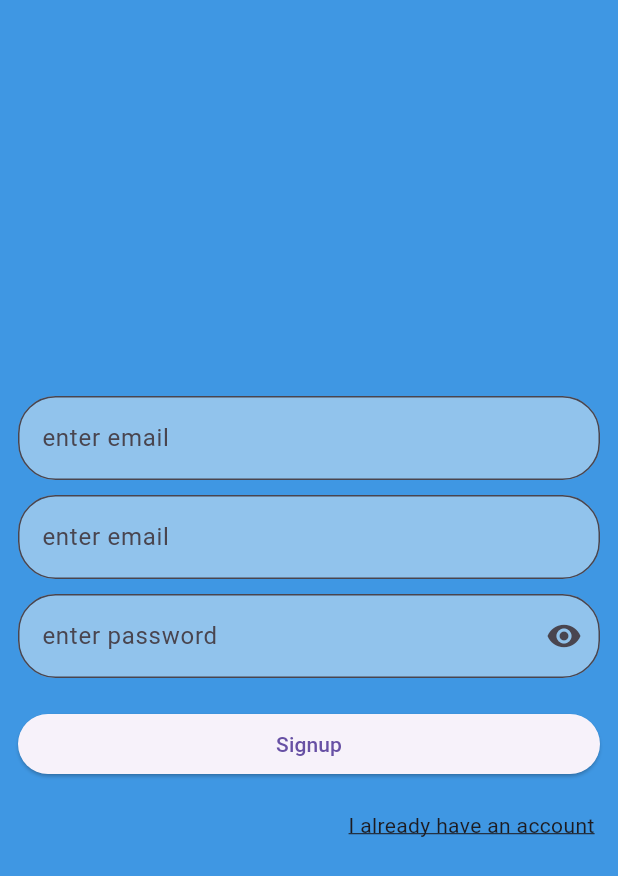
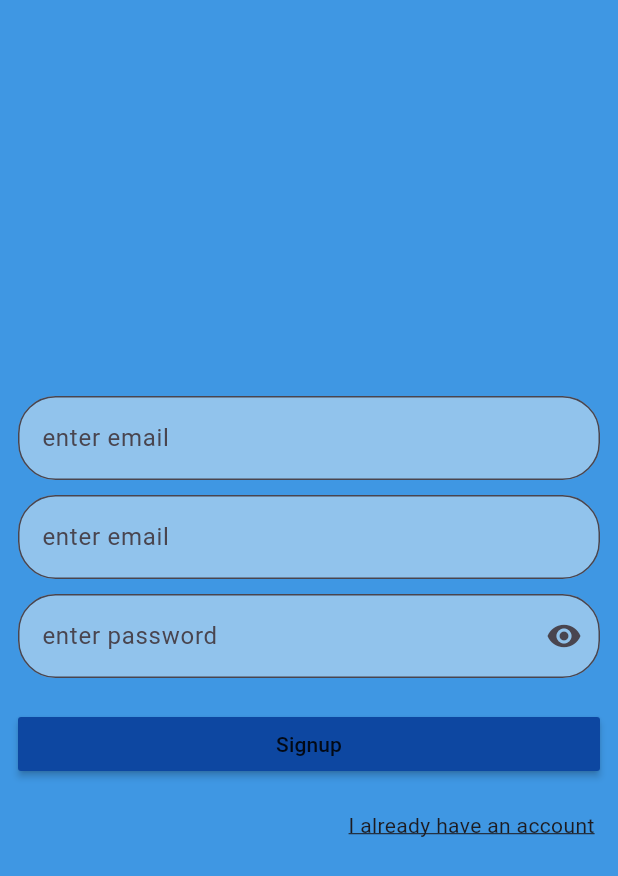
Before and after one commit to BipinL/C_house, a Flutter app: the screen it shows after launch, after a tap on "I haven't an account", on a phone screen of 412 x 824 dp. Shown: the top 876 px of the screen. Run offline on Flutter 3.47's test engine with Material 2 defaults, Android fonts, the phone set to English and light mode, and no system bars; our stand-ins replace get.

Commit message:
util created

```diff
--- a/lib/login.dart
+++ b/lib/login.dart
@@ -1,5 +1,6 @@
 import 'package:c_house/forgot_pass.dart';
 import 'package:c_house/signup.dart';
+import 'package:c_house/util/appcolor.dart';
 import 'package:flutter/material.dart';
 import 'package:get/get.dart';
 
@@ -17,7 +18,7 @@ class _LoginviewState extends State<Loginview> {
   Widget build(BuildContext context) {
     return SafeArea(
         child: Scaffold(
-      backgroundColor: const Color.fromARGB(255, 63, 151, 227),
+      backgroundColor: AppColor.kBackground,
       body: Padding(
         padding: const EdgeInsets.all(12.0),
         child: Column(
@@ -29,14 +30,14 @@ class _LoginviewState extends State<Loginview> {
             //   height: Get.size.width * 0.75,
             // ),
             TextFormField(
-              decoration: const InputDecoration(
+              decoration: InputDecoration(
                   labelText: "enter email",
-                  border: OutlineInputBorder(
+                  border: const OutlineInputBorder(
                     borderRadius: BorderRadius.all(
                       Radius.circular(25),
                     ),
                   ),
-                  fillColor: Color.fromARGB(255, 145, 195, 236),
+                  fillColor: AppColor.kPrimary,
                   filled: true),
             ),
             const SizedBox(
@@ -47,7 +48,7 @@ class _LoginviewState extends State<Loginview> {
                 labelText: "enter password",
                 border: const OutlineInputBorder(
                     borderRadius: BorderRadius.all(Radius.circular(25))),
-                fillColor: Color.fromARGB(255, 145, 195, 236),
+                fillColor: AppColor.kPrimary,
                 filled: true,
                 suffixIcon: IconButton(
                     onPressed: () {
@@ -80,8 +81,10 @@ class _LoginviewState extends State<Loginview> {
             Row(
               children: [
                 Expanded(
-                    child: ElevatedButton(
-                        onPressed: () {}, child: const Text("Login"))),
+                    child: MaterialButton(
+                        color: Colors.blue[900],
+                        onPressed: () {},
+                        child: const Text("Login"))),
               ],
             ),
             const SizedBox(
--- a/lib/signup.dart
+++ b/lib/signup.dart
@@ -1,4 +1,5 @@
 import 'package:c_house/login.dart';
+import 'package:c_house/util/appcolor.dart';
 import 'package:flutter/material.dart';
 import 'package:get/get.dart';
 
@@ -16,18 +17,18 @@ class _SignUpViewState extends State<SignUpView> {
   Widget build(BuildContext context) {
     return SafeArea(
         child: Scaffold(
-      backgroundColor: const Color.fromARGB(255, 63, 151, 227),
+      backgroundColor: AppColor.kBackground,
       body: Padding(
         padding: const EdgeInsets.all(12.0),
         child: Column(
           mainAxisAlignment: MainAxisAlignment.center,
           children: [
             TextFormField(
-              decoration: const InputDecoration(
+              decoration: InputDecoration(
                 labelText: "enter email",
-                border: OutlineInputBorder(
+                border: const OutlineInputBorder(
                     borderRadius: BorderRadius.all(Radius.circular(25))),
-                fillColor: Color.fromARGB(255, 145, 195, 236),
+                fillColor: AppColor.kPrimary,
                 filled: true,
               ),
             ),
@@ -35,11 +36,11 @@ class _SignUpViewState extends State<SignUpView> {
               height: 10,
             ),
             TextFormField(
-              decoration: const InputDecoration(
+              decoration: InputDecoration(
                 labelText: "enter email",
-                border: OutlineInputBorder(
+                border: const OutlineInputBorder(
                     borderRadius: BorderRadius.all(Radius.circular(25))),
-                fillColor: Color.fromARGB(255, 145, 195, 236),
+                fillColor: AppColor.kPrimary,
                 filled: true,
               ),
             ),
@@ -51,7 +52,7 @@ class _SignUpViewState extends State<SignUpView> {
                 labelText: "enter password",
                 border: const OutlineInputBorder(
                     borderRadius: BorderRadius.all(Radius.circular(25))),
-                fillColor: Color.fromARGB(255, 145, 195, 236),
+                fillColor: AppColor.kPrimary,
                 filled: true,
                 suffixIcon: IconButton(
                     onPressed: () {
@@ -69,8 +70,10 @@ class _SignUpViewState extends State<SignUpView> {
             Row(
               children: [
                 Expanded(
-                    child: ElevatedButton(
-                        onPressed: () {}, child: const Text("Signup"))),
+                    child: MaterialButton(
+                        color: Colors.blue[900],
+                        onPressed: () {},
+                        child: const Text("Signup"))),
               ],
             ),
             const SizedBox(
--- a/lib/splash.dart
+++ b/lib/splash.dart
@@ -1,4 +1,5 @@
 import 'package:c_house/login.dart';
+import 'package:c_house/util/appcolor.dart';
 import 'package:flutter/material.dart';
 import 'package:get/get.dart';
 
@@ -20,9 +21,9 @@ class _SplashviewState extends State<Splashview> {
 
   @override
   Widget build(BuildContext context) {
-    return const SafeArea(
+    return SafeArea(
         child: Scaffold(
-      backgroundColor: Color.fromARGB(255, 63, 151, 227),
+      backgroundColor: AppColor.kBackground,
       body: Center(
         child: Text(
           "WELCOME TO C HOUSE",
--- /dev/null
+++ b/lib/util/appcolor.dart
@@ -0,0 +1,6 @@
+import 'package:flutter/animation.dart';
+
+class AppColor {
+  static Color kPrimary = const Color.fromARGB(255, 145, 195, 236);
+  static Color kBackground = const Color.fromARGB(255, 63, 151, 227);
+}
```
Also changed, not shown: lib/forgot_pass.dart (+9 -6 lines), lib/utilities.dart (deleted).
